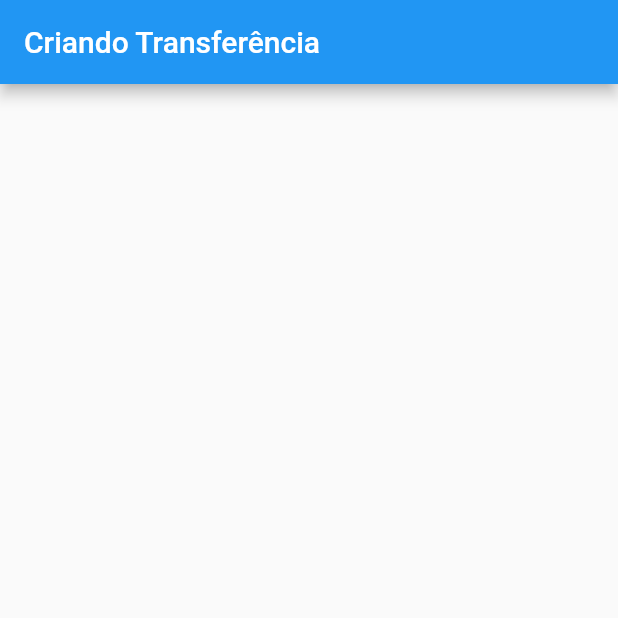
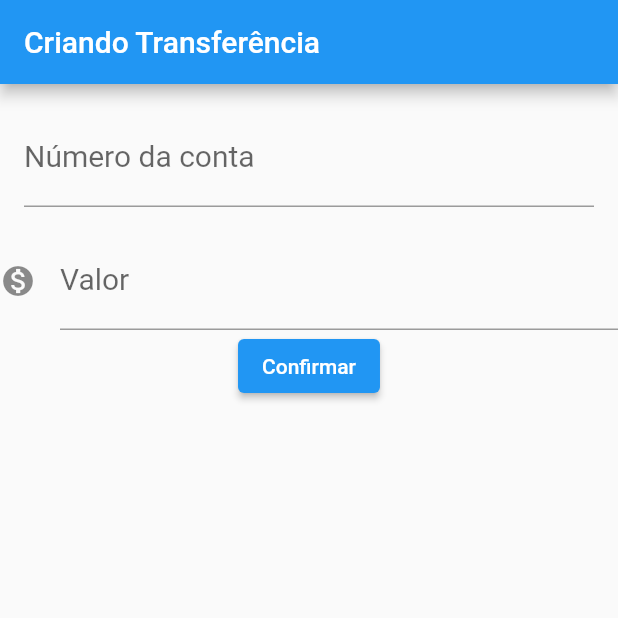
Before and after one commit to Bielmelo6/Bytebank, a Flutter app: the screen it shows after launch, on a phone screen of 412 x 824 dp, the top half of it. Run offline on Flutter 3.47's test engine with Material 2 defaults, Android fonts, the phone set to English and light mode, and no system bars.

Commit message:
implementação do formulário e da transferência

```diff
--- a/lib/main.dart
+++ b/lib/main.dart
@@ -14,14 +14,59 @@ class BytebankApp extends StatelessWidget {
 }
 
 class FormularioTransferencia extends StatelessWidget {
+
+  final TextEditingController _controladorCampoNumeroConta =
+      TextEditingController();
+  final TextEditingController _controladorCampoValor = TextEditingController();
+
   @override
   Widget build(BuildContext context) {
     return Scaffold(
       appBar: AppBar(
         title: Text('Criando Transferência'),
       ),
+      body: Column(children: [
+        Padding(
+          padding: const EdgeInsets.all(16.0),
+          child: TextField(
+            controller: _controladorCampoNumeroConta,
+            style: TextStyle(
+              fontSize: 20.0,
+            ),
+            decoration:
+                InputDecoration(labelText: 'Número da conta', hintText: '0000'),
+            keyboardType: TextInputType.number,
+          ),
+        ),
+        TextField(
+          controller: _controladorCampoValor,
+          style: TextStyle(fontSize: 20.0),
+          decoration: InputDecoration(
+              icon: Icon(Icons.monetization_on),
+              labelText: 'Valor',
+              hintText: '0.00'),
+        ),
+        ElevatedButton(
+          child: Text('Confirmar'),
+          onPressed: () {
+            debugPrint('clicou no confirmar');
+            final int? numeroConta = int.tryParse(_controladorCampoNumeroConta.text);
+            final double? campoValor = double.tryParse(_controladorCampoValor.text);
+            if(numeroConta != null && campoValor != null) {
+              final transferenciaCriada = Transferencia(campoValor, numeroConta);
+              debugPrint('$transferenciaCriada');
+            }
+          },
+        ),
+      ]),
     );
   }
+}
+
+class TextoBotaoConfirmar {
+  final String texto;
+
+  TextoBotaoConfirmar(this.texto);
 }
 
 class ListaTransferencia extends StatelessWidget {
@@ -70,4 +115,9 @@ class Transferencia {
   final int numeroConta;
 
   Transferencia(this.valor, this.numeroConta);
+
+  @override
+  String toString() {
+    return 'Transferencia{valor: $valor, numeroConta: $numeroConta}';
+  }
 }
```
